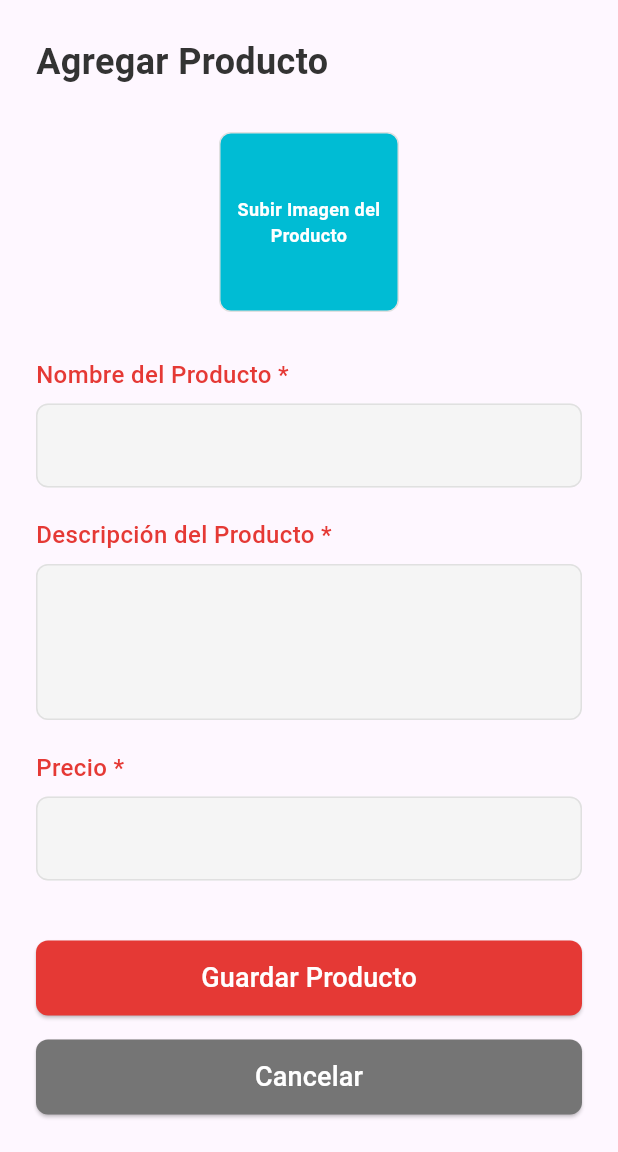
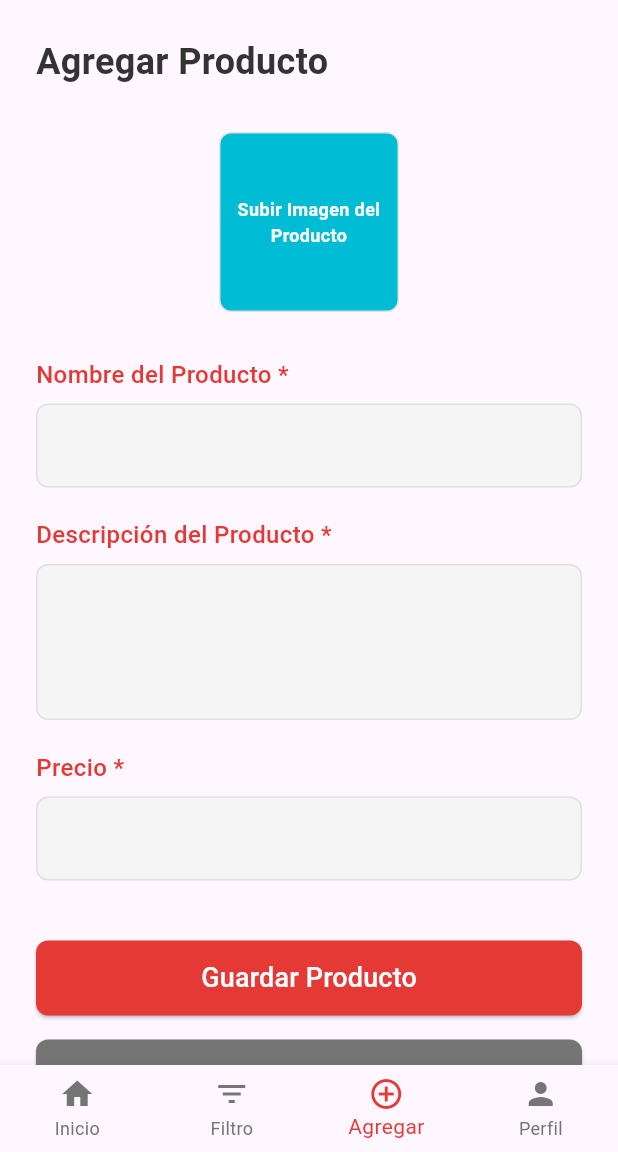
Before and after one commit to ElMichi08/UniEmprende, a Flutter app: the screen it shows once a user with an empty profile is signed in, item 3 of the bottom bar chosen, on a phone screen of 412 x 824 dp, the part 84-1236 px from its top. Run offline on Flutter 3.47's test engine with Material 3 defaults, Android fonts, the phone set to English and light mode, and no system bars; our stand-ins replace cloud_firestore, firebase_auth, firebase_core, firebase_storage, image_picker; accounts and stored records are empty.

Commit message:
Arreglo errores

```diff
--- a/lib/view/add_product_view.dart
+++ b/lib/view/add_product_view.dart
@@ -6,6 +6,7 @@ import 'package:uni_emprende/backend/services/storage_service.dart';
 import 'package:uni_emprende/backend/model/emprendimiento_model.dart';
 import 'package:uni_emprende/backend/model/producto_model.dart';
 import 'package:uni_emprende/main.dart';
+import 'package:uni_emprende/widgets/custom_bottom_navigation.dart';
 
 class AddProductView extends StatefulWidget {
   const AddProductView({super.key});
@@ -25,6 +26,7 @@ class _AddProductViewState extends State<AddProductView> {
   XFile? _selectedImage;
   bool _isLoading = false;
   EmprendimientoModel? _emprendimiento;
+  int _selectedIndex = 2;
 
   @override
   void initState() {
@@ -336,6 +338,9 @@ class _AddProductViewState extends State<AddProductView> {
           ],
         ),
       ),
+      bottomNavigationBar: CustomBottomNavigation(
+        currentIndex: _selectedIndex,
+      ),
     );
   }
 }
--- /dev/null
+++ b/lib/widgets/custom_bottom_navigation.dart
@@ -0,0 +1,77 @@
+import 'package:flutter/material.dart';
+import 'package:uni_emprende/view/catalog_view.dart';
+import 'package:uni_emprende/view/add_product_view.dart';
+import 'package:uni_emprende/view/create_business_profile_view.dart';
+
+class CustomBottomNavigation extends StatelessWidget {
+  final int currentIndex;
+  final Function(int)? onTap;
+
+  const CustomBottomNavigation({
+    super.key,
+    required this.currentIndex,
+    this.onTap,
+  });
+
+  void _handleNavigation(BuildContext context, int index) {
+    if (onTap != null) {
+      onTap!(index);
+      return;
+    }
+
+    // Navegación por defecto
+    switch (index) {
+      case 0: // Inicio
+        Navigator.pushAndRemoveUntil(
+          context,
+          MaterialPageRoute(builder: (context) => const CatalogView()),
+          (route) => false,
+        );
+        break;
+      case 1: // Filtro
+        // Mantener en la pantalla actual, solo cambiar índice
+        break;
+      case 2: // Agregar
+        Navigator.push(
+          context,
+          MaterialPageRoute(builder: (context) => const AddProductView()),
+        );
+        break;
+      case 3: // Perfil
+        Navigator.push(
+          context,
+          MaterialPageRoute(builder: (context) => const CreateBusinessProfileView()),
+        );
+        break;
+    }
+  }
+
+  @override
+  Widget build(BuildContext context) {
+    return BottomNavigationBar(
+      type: BottomNavigationBarType.fixed,
+      selectedItemColor: const Color(0xFFE53935),
+      unselectedItemColor: Colors.grey[600],
+      currentIndex: currentIndex,
+      onTap: (index) => _handleNavigation(context, index),
+      items: const [
+        BottomNavigationBarItem(
+          icon: Icon(Icons.home),
+          label: 'Inicio',
+        ),
+        BottomNavigationBarItem(
+          icon: Icon(Icons.filter_list),
+          label: 'Filtro',
+        ),
+        BottomNavigationBarItem(
+          icon: Icon(Icons.add_circle_outline),
+          label: 'Agregar',
+        ),
+        BottomNavigationBarItem(
+          icon: Icon(Icons.person),
+          label: 'Perfil',
+        ),
+      ],
+    );
+  }
+}
```
Also changed, not shown: lib/view/product_detail_view.dart (+4 -26 lines).
